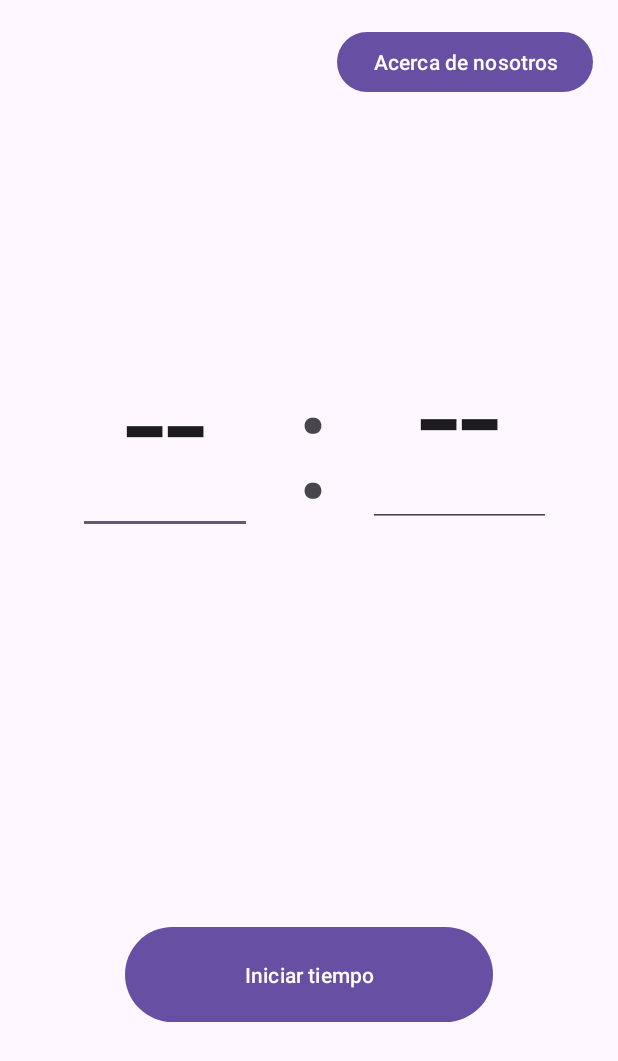
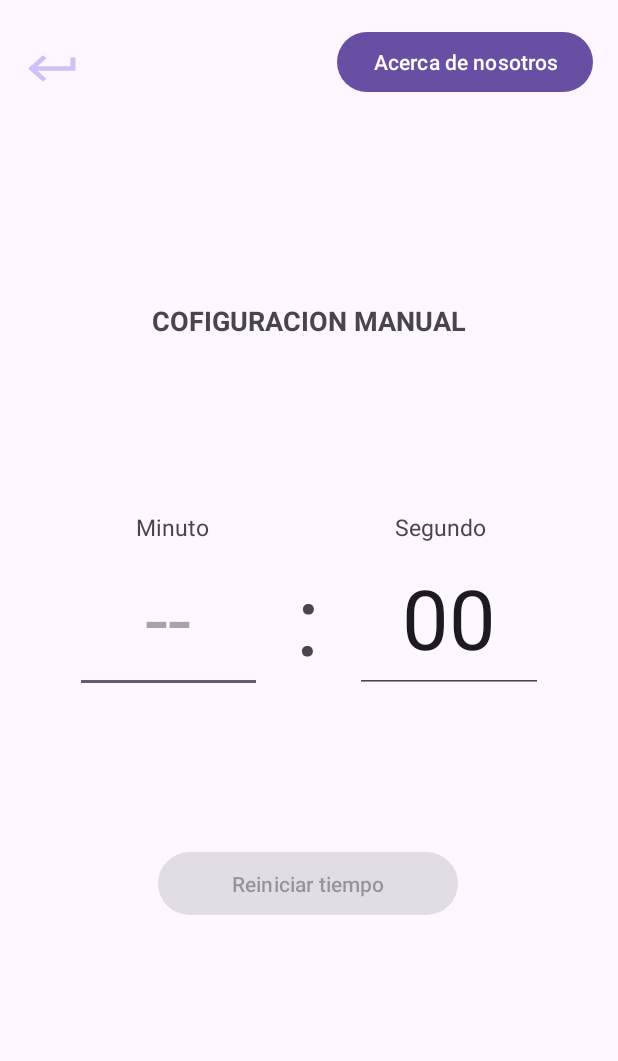
Before and after one commit to efrainsalzar/TemporizadorChess, an Android app: the Configuracion screen opened directly, with no data from a screen before it, on a phone screen of 412 x 824 dp. Shown: the top 1061 px of the screen. Run offline under Robolectric (Android 15) with nearby library versions, the phone set to English and light mode, and no system bars.

Commit message:
Configuracion Manual

```diff
--- a/app/src/main/java/com/example/temporizadorchess/Configuracion.kt
+++ b/app/src/main/java/com/example/temporizadorchess/Configuracion.kt
@@ -3,7 +3,12 @@ package com.example.temporizadorchess
 import android.content.Intent
 import androidx.appcompat.app.AppCompatActivity
 import android.os.Bundle
+import android.text.Editable
+import android.text.InputType
+import android.text.TextWatcher
 import android.widget.Button
+import android.widget.EditText
+import android.widget.NumberPicker
 
 class Configuracion : AppCompatActivity() {
     override fun onCreate(savedInstanceState: Bundle?) {
@@ -11,12 +16,69 @@ class Configuracion : AppCompatActivity() {
         setContentView(R.layout.activity_configuracion)
 
 
-        val acercade =findViewById<Button>(R.id.acercade)
+        val acercade = findViewById<Button>(R.id.acercade)
+        val btnnewTiempo = findViewById<Button>(R.id.nuevoTiempo)
 
-        acercade.setOnClickListener{
+        val idMinuto = findViewById<EditText>(R.id.editMinutos)
+        val idSegundo = findViewById<EditText>(R.id.editSegundos)
+
+
+
+        btnnewTiempo.isEnabled = false
+
+
+        //mandar directo al textoSegundo
+        FocusTextSegundo(idMinuto,idSegundo)
+        //validar que si se escribio datos
+        ValidarDatos(btnnewTiempo, idMinuto)
+
+
+        //click acercade
+        acercade.setOnClickListener {
             val intent = Intent(this, acercadenosotros::class.java)
             startActivity(intent)
         }
+        //click reiniciar tiempo nuevo
+        btnnewTiempo.setOnClickListener {
+            val intent = Intent(this, Temporizador::class.java)
+            startActivity(intent)
+            finish()
+        }
 
     }
+
+    private fun FocusTextSegundo(_idMinuto: EditText,_idSegundo: EditText){
+        //_idMinuto.setOnEditorActionListener { _, _, _ ->
+            //poner en focus
+            //_idSegundo.requestFocus()
+            //poner ceros predeterminados
+            _idSegundo.setText("00")
+            //dar bandera  de "si vete alli"
+            //true
+        //}
+    }
+
+    private fun ValidarDatos(_btnnewTime: Button, _idMinuto: EditText) {
+        val textWatcher = object : TextWatcher {
+            override fun beforeTextChanged(s: CharSequence?, start: Int, count: Int, after: Int) {
+
+            }
+
+            override fun onTextChanged(s: CharSequence?, start: Int, before: Int, count: Int) {
+
+            }
+
+            override fun afterTextChanged(s: Editable?) {
+                if (s.isNullOrEmpty() || s.toString().toInt() < 3 || s.toString().toInt() > 90) {
+                    _btnnewTime.isEnabled = false
+                } else {
+                    _btnnewTime.isEnabled = true
+                }
+            }
+
+        }
+        _idMinuto.addTextChangedListener(textWatcher)
+    }
+
+
 }
--- a/app/src/main/java/com/example/temporizadorchess/Resultados.kt
+++ b/app/src/main/java/com/example/temporizadorchess/Resultados.kt
@@ -37,9 +37,9 @@ class Resultados : AppCompatActivity() {
         nombres(nombrep1, nombrep2)
         //llamar tiempo
         tiempo(tiempoP1Juego, tiempoP2Juego)
-        //llamar tiempo
+        //llamar Movimientos
         contadorTurnos(cont1, cont2)
-        //llamar tiempo
+        //llamar Ganador/Perdedor
         ganarPerder(GP1, GP2)
 
 
--- a/app/src/main/java/com/example/temporizadorchess/Temporizador.kt
+++ b/app/src/main/java/com/example/temporizadorchess/Temporizador.kt
@@ -25,7 +25,7 @@ class Temporizador : AppCompatActivity() {
     private lateinit var textViewTimer1: TextView
     private lateinit var textViewTimer2: TextView
     private var timeRemaining: Long = 0
-     var isPaused=true
+    var isPaused = true
 
     //los textos del temporizador
 
@@ -35,7 +35,7 @@ class Temporizador : AppCompatActivity() {
     override fun onCreate(savedInstanceState: Bundle?) {
 
         var swImageTempo = 0
-        var swImagePlay = true
+        var swPlay = true
         var condicionWin = true
         var contarP1 = 0
         var contarP2 = 0
@@ -104,12 +104,14 @@ class Temporizador : AppCompatActivity() {
         }
         //Click boton Play/Pause
         pausePlay.setOnClickListener {
-            if (swImagePlay) {
-                ClickPausePlay(pausePlay, swImagePlay)
-                swImagePlay = false
+            if (swPlay) {
+                ClickPausePlay(pausePlay, swPlay)
+                pauseTimer()
+                swPlay = false
             } else {
-                ClickPausePlay(pausePlay, swImagePlay)
-                swImagePlay = true
+                ClickPausePlay(pausePlay, swPlay)
+                resumeTimer()
+                swPlay = true
             }
         }
         //click config
@@ -120,7 +122,6 @@ class Temporizador : AppCompatActivity() {
         //click reiniciar
         reiniciarTempo.setOnClickListener {
             val intent = Intent(this, Temporizador::class.java)
-            //intent.addFlags(Intent.FLAG_ACTIVITY_NEW_TASK)
             startActivity(intent)
             finish()
 
@@ -142,7 +143,6 @@ class Temporizador : AppCompatActivity() {
                 R.color.mycolor
             )
         )
-
     }
 
 
@@ -209,14 +209,15 @@ class Temporizador : AppCompatActivity() {
         countDownTimer.cancel() // Cancela el temporizador al cerrar la actividad
     }
 
-    private fun pauseTimer(){
+    private fun pauseTimer() {
         countDownTimer?.cancel()
-        isPaused=true
+        isPaused = true
     }
 
-     fun resumeTimer() {
-       startTimer(timeRemaining,1000)
-}}
+    fun resumeTimer() {
+        startTimer(timeRemaining, 1000)
+    }
+}
 
 
 //fin funcion onCreate
--- a/app/src/main/res/color/mycolor.xml
+++ b/app/src/main/res/color/mycolor.xml
@@ -2,6 +2,6 @@
 <selector xmlns:android="http://schemas.android.com/apk/res/android">
 
 
-    <item android:color="#C4EFE527">@naranja</item>
+    <item android:color="#9E6A1C">@naranja</item>
 
 </selector>
--- a/app/src/main/res/color/mycolor2.xml
+++ b/app/src/main/res/color/mycolor2.xml
@@ -1,5 +1,5 @@
 <?xml version="1.0" encoding="utf-8"?>
 <selector xmlns:android="http://schemas.android.com/apk/res/android">
 
-    <item android:color="#42556B">@verde</item>
+    <item android:color="#5E6D78">@verde</item>
 </selector>
--- a/app/src/main/res/drawable/return_24.xml
+++ b/app/src/main/res/drawable/return_24.xml
@@ -1,5 +1,5 @@
 <vector android:autoMirrored="true" android:height="24dp"
     android:tint="#D0C0FA" android:viewportHeight="24"
     android:viewportWidth="24" android:width="24dp" xmlns:android="http://schemas.android.com/apk/res/android">
-    <path android:fillColor="#FFFFFF" android:pathData="M19,7v4H5.83l3.58,-3.59L8,6l-6,6 6,6 1.41,-1.41L5.83,13H21V7z"/>
+    <path android:fillColor="#703FEE" android:pathData="M19,7v4H5.83l3.58,-3.59L8,6l-6,6 6,6 1.41,-1.41L5.83,13H21V7z"/>
 </vector>
--- a/app/src/main/res/layout/activity_configuracion.xml
+++ b/app/src/main/res/layout/activity_configuracion.xml
@@ -4,7 +4,7 @@
     xmlns:tools="http://schemas.android.com/tools"
     android:layout_width="match_parent"
     android:layout_height="match_parent"
-    tools:context=".Configuracion" >
+    tools:context=".Configuracion">
 
     <Button
         android:id="@+id/acercade"
@@ -18,59 +18,117 @@
         app:layout_constraintTop_toTopOf="parent"
         app:layout_constraintVertical_bias="0.022" />
 
+    <ImageView
+        android:id="@+id/botonSalir"
+        android:layout_width="40dp"
+        android:layout_height="35dp"
+        android:layout_marginTop="28dp"
+        android:background="@drawable/return_24"
+        app:layout_constraintEnd_toEndOf="parent"
+        app:layout_constraintHorizontal_bias="0.041"
+        app:layout_constraintStart_toStartOf="parent"
+        app:layout_constraintTop_toTopOf="parent" />
+
+
     <Button
-        android:id="@+id/button2"
-        android:layout_width="245dp"
-        android:layout_height="71dp"
-        android:text="Iniciar tiempo"
+        android:id="@+id/nuevoTiempo"
+        android:layout_width="200dp"
+        android:layout_height="50dp"
+        android:text="Reiniciar tiempo"
+        app:layout_constraintBottom_toBottomOf="parent"
+        app:layout_constraintEnd_toEndOf="parent"
+        app:layout_constraintHorizontal_bias="0.497"
+        app:layout_constraintStart_toStartOf="parent"
+        app:layout_constraintTop_toTopOf="parent"
+        app:layout_constraintVertical_bias="0.729" />
+
+    <TextView
+        android:id="@+id/textView7"
+        android:layout_width="wrap_content"
+        android:layout_height="wrap_content"
+        android:text="COFIGURACION MANUAL"
+        android:textSize="18dp"
+        android:textStyle="bold"
+        app:layout_constraintBottom_toTopOf="@+id/linearLayout2"
+        app:layout_constraintEnd_toEndOf="parent"
+        app:layout_constraintStart_toStartOf="parent"
+        app:layout_constraintTop_toBottomOf="@+id/acercade" />
+
+    <TextView
+        android:id="@+id/textView8"
+        android:layout_width="wrap_content"
+        android:layout_height="wrap_content"
+        android:text="Minuto"
+        android:textSize="15dp"
+        app:layout_constraintBottom_toTopOf="@+id/linearLayout2"
+        app:layout_constraintEnd_toEndOf="parent"
+        app:layout_constraintHorizontal_bias="0.25"
+        app:layout_constraintStart_toStartOf="parent"
+        app:layout_constraintTop_toBottomOf="@+id/textView7"
+        app:layout_constraintVertical_bias="1" />
+
+
+    <TextView
+        android:layout_width="wrap_content"
+        android:layout_height="wrap_content"
+        android:text="Segundo"
+        android:textSize="15dp"
+        app:layout_constraintBottom_toTopOf="@+id/linearLayout2"
+        app:layout_constraintEnd_toEndOf="parent"
+        app:layout_constraintHorizontal_bias="0.75"
+        app:layout_constraintStart_toStartOf="parent"
+        app:layout_constraintTop_toBottomOf="@+id/textView7"
+        app:layout_constraintVertical_bias="1" />
+
+    <LinearLayout
+        android:id="@+id/linearLayout2"
+        android:layout_width="match_parent"
+        android:layout_height="100dp"
+        android:layout_marginLeft="50dp"
+        android:layout_marginRight="50dp"
+        android:gravity="center"
+        android:orientation="horizontal"
         app:layout_constraintBottom_toBottomOf="parent"
         app:layout_constraintEnd_toEndOf="parent"
         app:layout_constraintStart_toStartOf="parent"
-        app:layout_constraintTop_toTopOf="parent"
-        app:layout_constraintVertical_bias="0.816" />
+        app:layout_constraintTop_toTopOf="parent">
 
-    <EditText
-        android:id="@+id/editTextText"
-        android:layout_width="116dp"
-        android:layout_height="130dp"
-        android:ems="10"
-        android:inputType="text"
-        android:text="--"
-        android:gravity="center"
-        android:textSize="100dp"
-        app:layout_constraintBottom_toBottomOf="parent"
-        app:layout_constraintEnd_toEndOf="parent"
-        app:layout_constraintHorizontal_bias="0.176"
-        app:layout_constraintStart_toStartOf="parent"
-        app:layout_constraintTop_toTopOf="parent"
-        app:layout_constraintVertical_bias="0.326" />
 
-    <EditText
-        android:id="@+id/editTextText2"
-        android:layout_width="122dp"
-        android:layout_height="127dp"
-        android:ems="10"
-        android:inputType="text"
-        android:text="--"
-        android:textSize="100dp"
-        android:gravity="center"
-        app:layout_constraintBottom_toBottomOf="parent"
-        app:layout_constraintEnd_toEndOf="parent"
-        app:layout_constraintHorizontal_bias="0.847"
-        app:layout_constraintStart_toStartOf="parent"
-        app:layout_constraintTop_toTopOf="parent"
-        app:layout_constraintVertical_bias="0.322" />
+        <EditText
+            android:id="@+id/editMinutos"
+            android:layout_width="0dp"
+            android:layout_height="match_parent"
+            android:layout_weight="2"
+            android:gravity="center"
+            android:hint="--"
+            android:inputType="number"
+            android:maxLength="2"
+            android:textSize="55dp" />
 
-    <TextView
-        android:id="@+id/textView6"
-        android:layout_width="wrap_content"
-        android:layout_height="wrap_content"
-        android:text=":"
-        android:textSize="100dp"
-        app:layout_constraintBottom_toBottomOf="parent"
-        app:layout_constraintEnd_toStartOf="@+id/editTextText2"
-        app:layout_constraintHorizontal_bias="0.542"
-        app:layout_constraintStart_toEndOf="@+id/editTextText"
-        app:layout_constraintTop_toTopOf="parent"
-        app:layout_constraintVertical_bias="0.327" />
+        <TextView
+            android:id="@+id/textView6"
+            android:layout_width="0dp"
+            android:layout_height="match_parent"
+            android:layout_weight="1"
+            android:gravity="center"
+            android:text=":"
+            android:textSize="65dp" />
+
+        <EditText
+            android:id="@+id/editSegundos"
+            android:layout_width="0dp"
+            android:layout_height="match_parent"
+            android:layout_weight="2"
+            android:gravity="center"
+            android:hint="--"
+            android:inputType="number"
+            android:maxLength="2"
+            android:textSize="55dp" />
+
+    </LinearLayout>
+
+
+
+
+
 </androidx.constraintlayout.widget.ConstraintLayout>
```
